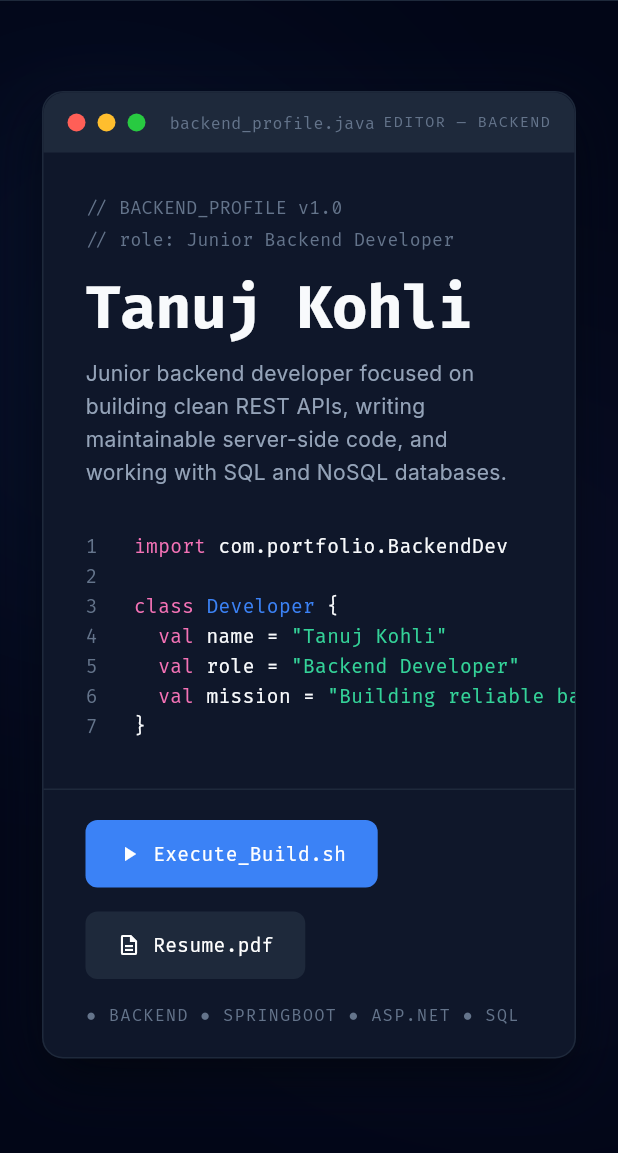
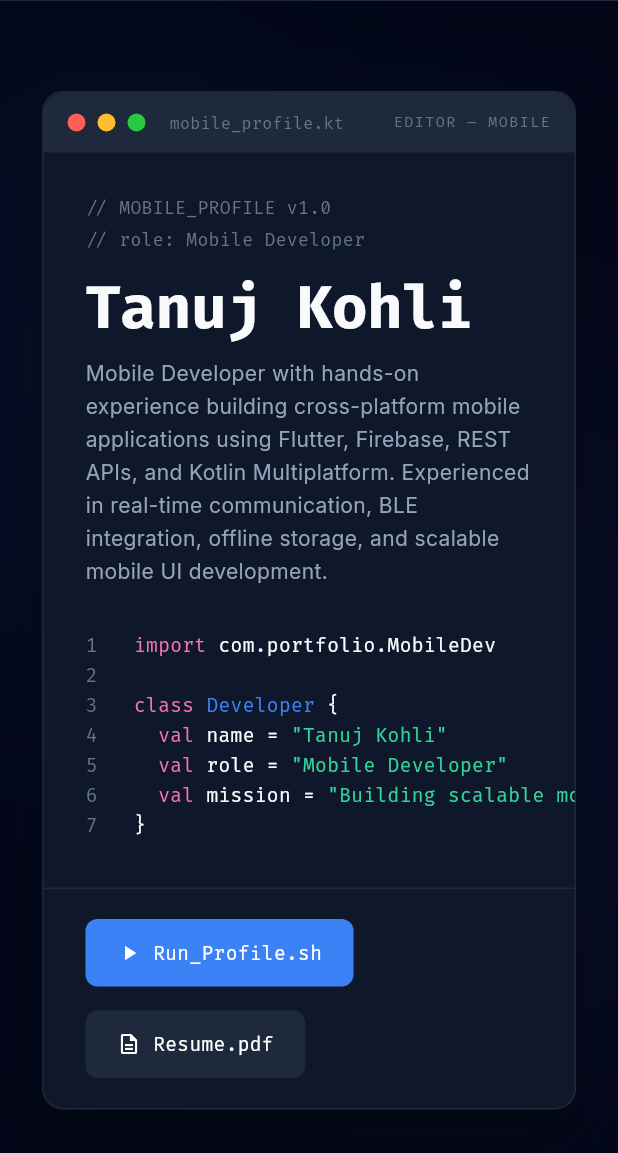
Before and after one commit to tanujkohli83/portfolio, a Flutter app: the screen it shows after launch, on a phone screen of 412 x 824 dp, the part 83-1236 px from its top. Run offline on Flutter 3.47's test engine with Material 3 defaults, Android fonts, the phone set to English and light mode, and no system bars; our stand-ins replace animate_do, flutter_riverpod, google_fonts; missing offline and left inert: dart:html.

Commit message:
portfolio updated (29/05/2026)

```diff
--- /dev/null
+++ b/lib/core/utils/open_link.dart
@@ -0,0 +1 @@
+export 'open_link_stub.dart' if (dart.library.html) 'open_link_web.dart';
--- /dev/null
+++ b/lib/core/utils/open_link_web.dart
@@ -0,0 +1,6 @@
+import 'dart:html' as html;
+
+Future<bool> openExternalLink(String url) async {
+  html.window.open(url, '_blank');
+  return true;
+}
--- a/lib/pages/home_page.dart
+++ b/lib/pages/home_page.dart
@@ -117,14 +117,6 @@ class _HomePageState extends State<HomePage> {
             ),
           ),
           const Spacer(),
-          Text(
-            'Portfolio frontend in Flutter • Backend focused profile',
-            style: TextStyle(
-              color: AppColors.textDim,
-              fontSize: 12,
-              fontFamily: 'monospace',
-            ),
-          ),
         ],
       ),
     );
--- a/lib/sections/skills_section.dart
+++ b/lib/sections/skills_section.dart
@@ -49,19 +49,19 @@ class SkillsSection extends StatelessWidget {
                   const SectionTitle(title: 'System_Dependencies'),
                 ],
               ),
-              const Spacer(),
-              Flexible(
-                flex: 2,
-                child: Text(
-                  'Backend-focused stack for building secure and maintainable APIs, integrating databases, and supporting web applications as a fresher developer.',
-                  style: TextStyle(
-                    color: AppColors.textSecondary,
-                    fontSize: 13,
-                    height: 1.6,
-                  ),
-                  textAlign: TextAlign.right,
-                ),
-              ),
+              // const Spacer(),
+              // Flexible(
+              //   flex: 2,
+              //   child: Text(
+              //     'Backend-focused stack for building secure and maintainable APIs, integrating databases, and supporting web applications as a fresher developer.',
+              //     style: TextStyle(
+              //       color: AppColors.textSecondary,
+              //       fontSize: 13,
+              //       height: 1.6,
+              //     ),
+              //     textAlign: TextAlign.right,
+              //   ),
+              // ),
             ],
           ),
           const SizedBox(height: 48),
--- a/lib/sections/work_history_section.dart
+++ b/lib/sections/work_history_section.dart
@@ -1,5 +1,4 @@
 import 'package:flutter/material.dart';
-import '../widgets/section_title.dart';
 import '../widgets/timeline_item.dart';
 import '../core/constants/app_colors.dart';
 import '../core/theme/app_theme.dart';
@@ -16,59 +15,49 @@ class WorkHistorySection extends StatelessWidget {
       child: Column(
         crossAxisAlignment: CrossAxisAlignment.start,
         children: [
-          // Two-column header
-          Row(
-            children: [
-              Column(
-                crossAxisAlignment: CrossAxisAlignment.start,
-                children: [
-                  Text(
-                    'COMMIT_LOG',
-                    style: AppTheme.monoStyle.copyWith(
-                      color: AppColors.primary,
-                      fontSize: 11,
-                      letterSpacing: 2,
-                      fontWeight: FontWeight.bold,
-                    ),
-                  ),
-                  const SizedBox(height: 6),
-                  const SectionTitle(title: 'Deployment_History'),
-                ],
-              ),
-            ],
+          Text(
+            'EXPERIENCE',
+            style: AppTheme.monoStyle.copyWith(
+              color: AppColors.textPrimary,
+              fontSize: 28,
+              fontWeight: FontWeight.bold,
+              letterSpacing: 0.5,
+            ),
           ),
-          const SizedBox(height: 48),
+          const SizedBox(height: 10),
+          Container(height: 2, color: AppColors.textPrimary),
+          const SizedBox(height: 28),
           const TimelineItem(
-            role: 'Junior Software Developer',
-            company: 'Jogaz Info Private Limited',
-            period: 'Mar 2026 — PRESENT',
-            tags: ['ASP.NET', 'Angular JS'],
+            role: 'Bright Infotech Pvt Ltd.',
+            company: 'App Development Intern',
+            period: 'Jan 2026 - March 2026',
+            location: 'Remote',
             points: [
-              'Contributing to day-to-day development tasks across assigned modules.',
-              'Supporting implementation, testing, and bug-fix workflows with the team.',
-              'Working in an on-site role from Green Park, New Delhi.',
+              'Worked on an LMS web project, integrating FastAPI-based backend services with Flutter frontend for seamless data communication.',
+              'Built a mobile application featuring an offline AI model for on-device processing and enhanced performance.',
+              'Contributed to the development of a networking-based mobile app that enables digital business card sharing, connection management, and automated follow-up messaging features.',
             ],
           ),
           const TimelineItem(
-            role: 'Software Developer Intern',
-            company: 'Bright InfoTech Pvt. Ltd.',
-            period: 'Jan 2026 — March 2026',
-            tags: ['SPRING_BOOT', 'SQL'],
+            role: 'Paramount Infosystem Pvt Ltd.',
+            company: 'Mobile App Developer Intern',
+            period: 'July 2025 - Oct 2025',
+            location: 'New Delhi, IN',
             points: [
-              'Implemented and tested REST endpoints for internal admin modules.',
-              'Worked on SQL queries, schema updates, and API response optimization.',
-              'Collaborated with frontend team for API contracts and error handling.',
+              'Built 2 mobile apps using Kotlin multiplatform and compose multiplatform with ASP.NET backend.',
+              'Integrated 10+ REST APIs to connect frontend components with core backend services..',
+              'Managed application state and built accessible, responsive UIs across mobile platforms.',
             ],
           ),
           const TimelineItem(
-            role: 'Mobile App Developer',
-            company: 'Paramount Infosystem Pvt. Ltd.',
-            period: 'July 2025 – Oct 2025',
-            tags: ['ASP.NET', 'POSTGRESQL'],
+            role: 'Utopian Gateway.',
+            company: 'Software Developer Intern',
+            period: 'March 2025 - June 2025',
+            location: 'Remote',
             points: [
-              'Built basic CRUD modules in ASP.NET Core for business workflows.',
-              'Integrated PostgreSQL queries and added server-side validations.',
-              'Fixed backend bugs and improved API documentation for team usage.',
+              'Built 2 mobile apps using Kotlin multiplatform and compose multiplatform with ASP.NET backend.',
+              'Integrated 10+ REST APIs to connect frontend components with core backend services..',
+              'Managed application state and built accessible, responsive UIs across mobile platforms.',
             ],
             isLast: true,
           ),
--- a/lib/widgets/code_editor_card.dart
+++ b/lib/widgets/code_editor_card.dart
@@ -62,10 +62,9 @@ class _CodeEditorCardState extends State<CodeEditorCard>
     final normalizedX = centerX == 0 ? 0.0 : (dx - centerX) / centerX;
     final normalizedY = centerY == 0 ? 0.0 : (dy - centerY) / centerY;
 
-    _targetX = normalizedY * -8 * (math.pi / 180); // rotateX
-    _targetY = normalizedX * 8 * (math.pi / 180); // rotateY
+    _targetX = normalizedY * -8 * (math.pi / 180);
+    _targetY = normalizedX * 8 * (math.pi / 180);
 
-    // Animate smoothly using tween
     _rotateXAnim = Tween<double>(begin: _rotateX, end: _targetX).animate(
       CurvedAnimation(parent: _smoothController, curve: Curves.easeOut),
     );
@@ -100,6 +99,7 @@ class _CodeEditorCardState extends State<CodeEditorCard>
     _smoothController.forward(from: 0);
   }
 
+  @override
   Widget build(BuildContext context) {
     return FadeInUp(
       child: Listener(
@@ -136,7 +136,6 @@ class _CodeEditorCardState extends State<CodeEditorCard>
               child: Column(
                 crossAxisAlignment: CrossAxisAlignment.start,
                 children: [
-                  // Window Header
                   Container(
                     padding: const EdgeInsets.symmetric(
                       horizontal: 16,
@@ -157,7 +156,7 @@ class _CodeEditorCardState extends State<CodeEditorCard>
                         _dot(const Color(0xFF28CA41)),
                         const SizedBox(width: 16),
                         Text(
-                          'backend_profile.java',
+                          'mobile_profile.kt',
                           style: AppTheme.monoStyle.copyWith(
                             fontSize: 11,
                             color: AppColors.textDim,
@@ -165,7 +164,7 @@ class _CodeEditorCardState extends State<CodeEditorCard>
                         ),
                         const Spacer(),
                         Text(
-                          'EDITOR — BACKEND',
+                          'EDITOR — MOBILE',
                           style: AppTheme.monoStyle.copyWith(
                             fontSize: 10,
                             color: AppColors.textDim,
@@ -175,14 +174,13 @@ class _CodeEditorCardState extends State<CodeEditorCard>
                       ],
                     ),
                   ),
-                  // Name + Tagline Hero (above code)
                   Padding(
                     padding: const EdgeInsets.fromLTRB(28, 28, 28, 0),
                     child: Column(
                       crossAxisAlignment: CrossAxisAlignment.start,
                       children: [
                         Text(
-                          '// BACKEND_PROFILE v1.0',
+                          '// MOBILE_PROFILE v1.0',
                           style: AppTheme.monoStyle.copyWith(
                             color: AppColors.textDim,
                             fontSize: 12,
@@ -190,7 +188,7 @@ class _CodeEditorCardState extends State<CodeEditorCard>
                         ),
                         const SizedBox(height: 4),
                         Text(
-                          '// role: Junior Backend Developer',
+                          '// role: Mobile Developer',
                           style: AppTheme.monoStyle.copyWith(
                             color: AppColors.textDim,
                             fontSize: 12,
@@ -209,7 +207,7 @@ class _CodeEditorCardState extends State<CodeEditorCard>
                         ),
                         const SizedBox(height: 10),
                         Text(
-                          'Junior backend developer focused on building clean REST APIs, writing maintainable server-side code, and working with SQL and NoSQL databases.',
+                          'Mobile Developer with hands-on experience building cross-platform mobile applications using Flutter, Firebase, REST APIs, and Kotlin Multiplatform. Experienced in real-time communication, BLE integration, offline storage, and scalable mobile UI development.',
                           style: TextStyle(
                             color: AppColors.textSecondary,
                             fontSize: 14,
@@ -220,7 +218,6 @@ class _CodeEditorCardState extends State<CodeEditorCard>
                       ],
                     ),
                   ),
-                  // Code Block
                   SingleChildScrollView(
                     scrollDirection: Axis.horizontal,
                     child: Padding(
@@ -231,7 +228,7 @@ class _CodeEditorCardState extends State<CodeEditorCard>
                             _codeLine('1', [
                               _span('import ', AppColors.codeKeyword),
                               _span(
-                                'com.portfolio.BackendDev',
+                                'com.portfolio.MobileDev',
                                 AppColors.textPrimary,
                               ),
                             ]),
@@ -249,16 +246,13 @@ class _CodeEditorCardState extends State<CodeEditorCard>
                             _codeLine('5', [
                               _span('  val ', AppColors.codeKeyword),
                               _span('role = ', AppColors.textPrimary),
-                              _span(
-                                '"Backend Developer"',
-                                AppColors.codeString,
-                              ),
+                              _span('"Mobile Developer"', AppColors.codeString),
                             ]),
                             _codeLine('6', [
                               _span('  val ', AppColors.codeKeyword),
                               _span('mission = ', AppColors.textPrimary),
                               _span(
-                                '"Building reliable backend services with clean architecture."',
+                                '"Building scalable mobile apps with Flutter and Kotlin Multiplatform."',
                                 AppColors.codeString,
                               ),
                             ]),
@@ -269,9 +263,7 @@ class _CodeEditorCardState extends State<CodeEditorCard>
                     ),
                   ),
                   const SizedBox(height: 4),
-                  // Divider
                   Container(height: 1, color: AppColors.border),
-                  // Footer Buttons
                   Padding(
                     padding: const EdgeInsets.symmetric(
                       horizontal: 28,
@@ -290,7 +282,7 @@ class _CodeEditorCardState extends State<CodeEditorCard>
                             runSpacing: 16,
                             children: [
                               _btn(
-                                'Execute_Build.sh',
+                                'Run_Profile.sh',
                                 AppColors.primary,
                                 Icons.play_arrow,
                                 () {},
@@ -303,15 +295,14 @@ class _CodeEditorCardState extends State<CodeEditorCard>
                               ),
                             ],
                           ),
-                          // Part / Language label
-                          Text(
-                            '● BACKEND ● SPRINGBOOT ● ASP.NET ● SQL',
-                            style: AppTheme.monoStyle.copyWith(
-                              color: AppColors.textDim,
-                              fontSize: 11,
-                              letterSpacing: 1,
-                            ),
-                          ),
+                          // Text(
+                          //   '● DART ● KOTLIN ● FLUTTER ● JETPACK COMPOSE ● MVVM ● RIVERPOD ● PROVIDER ● FIREBASE ● ASP.NET ● SPRINGBOOT ● MONGODB ● MYSQL',
+                          //   style: AppTheme.monoStyle.copyWith(
+                          //     color: AppColors.textDim,
+                          //     fontSize: 11,
+                          //     letterSpacing: 1,
+                          //   ),
+                          // ),
                         ],
                       ),
                     ),
@@ -340,7 +331,7 @@ class _CodeEditorCardState extends State<CodeEditorCard>
     return TextSpan(
       children: [
         TextSpan(
-          text: '${num.padRight(4)}',
+          text: num.padRight(4),
           style: AppTheme.monoStyle.copyWith(
             color: AppColors.textDim,
             fontSize: 13,
--- a/pubspec.yaml
+++ b/pubspec.yaml
@@ -40,6 +40,7 @@ dependencies:
   animate_do: ^4.2.0
   google_nav_bar: ^5.0.7
   http: ^1.6.0
+  url_launcher: ^6.3.0
 
 dev_dependencies:
   flutter_test:
```
Also changed, not shown: lib/core/utils/open_link_stub.dart (added, +14 -0 lines), lib/sections/projects_section.dart (+40 -35 lines), lib/widgets/project_card.dart (+100 -149 lines), lib/widgets/timeline_item.dart (+16 -10 lines), pubspec.lock, 7 other files.
